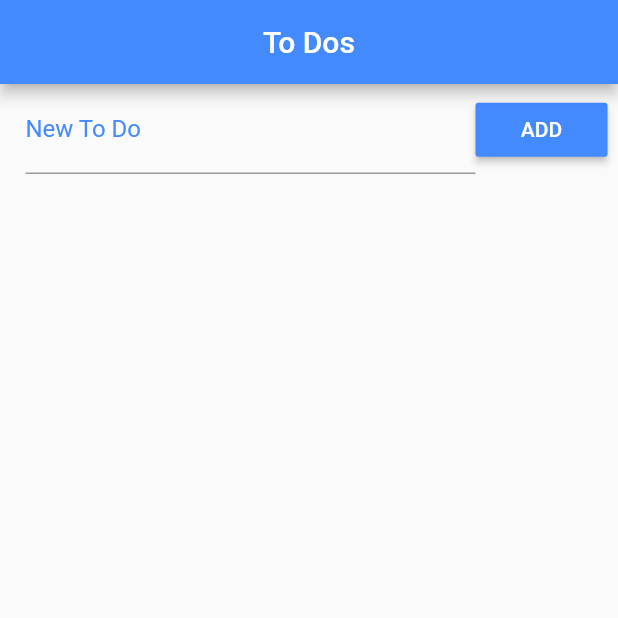
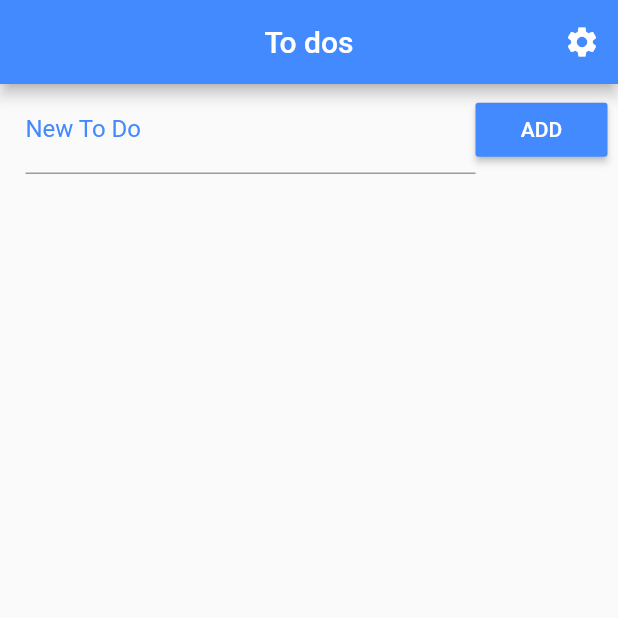
Before and after one commit to ajsaraujo/to-do-app, a Flutter app: the screen it shows after launch, on a phone screen of 412 x 824 dp, the top half of it. Run offline on Flutter 3.47's test engine with Material 2 defaults, Android fonts, the phone set to English and light mode, and no system bars.

Commit message:
Create RouteGenerator and settings page

```diff
--- a/lib/main.dart
+++ b/lib/main.dart
@@ -1,6 +1,9 @@
 import 'package:flutter/material.dart';
+import 'package:todo_list/route_generator.dart';
 import 'package:todo_list/views/home.dart';
 
 void main() => runApp(MaterialApp(
       home: Home(),
+      initialRoute: '/',
+      onGenerateRoute: RouteGenerator.generateRoute,
     ));
--- a/lib/views/home.dart
+++ b/lib/views/home.dart
@@ -5,6 +5,7 @@ import 'package:flutter/material.dart';
 import 'package:todo_list/controllers/file_controller.dart';
 import 'package:todo_list/controllers/to_do_controller.dart';
 import 'package:todo_list/widgets/input_section.dart';
+import 'package:todo_list/widgets/my_app_bar.dart';
 import 'package:todo_list/widgets/to_do_list_view.dart';
 
 class Home extends StatefulWidget {
@@ -29,11 +30,14 @@ class _HomeState extends State<Home> {
   @override
   Widget build(BuildContext context) {
     return Scaffold(
-        appBar: AppBar(
-          title: Text('To Dos'),
-          backgroundColor: Colors.blueAccent,
-          centerTitle: true,
-        ),
+        appBar: MyAppBar(title: 'To dos', actions: <Widget>[
+          IconButton(
+            icon: Icon(Icons.settings, color: Colors.white),
+            onPressed: () {
+              Navigator.of(context).pushReplacementNamed('/settings');
+            }
+          )
+        ],),
         body: Column(
           children: <Widget>[
             Container(
--- /dev/null
+++ b/lib/widgets/my_app_bar.dart
@@ -0,0 +1,21 @@
+import 'package:flutter/material.dart';
+
+class MyAppBar extends StatelessWidget with PreferredSizeWidget {
+  final String title;
+  final List<Widget> actions;
+
+  MyAppBar({this.title, this.actions});
+
+  @override
+  Size get preferredSize => Size.fromHeight(kToolbarHeight);
+
+  @override
+  Widget build(BuildContext context) {
+    return AppBar(
+      backgroundColor: Colors.blueAccent,
+      title: Text(title),
+      centerTitle: true,
+      actions: this.actions,
+    );
+  }
+}
```
Also changed, not shown: lib/route_generator.dart (added, +28 -0 lines), lib/views/settings.dart (added, +19 -0 lines).
